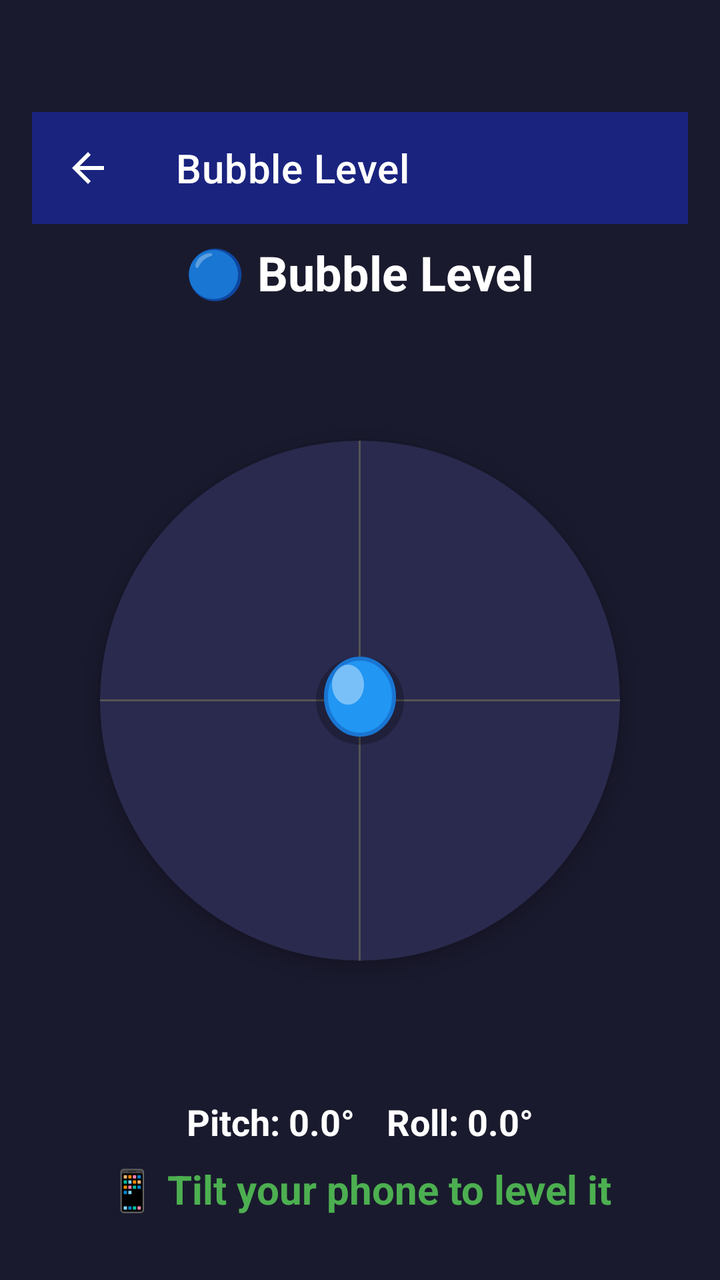
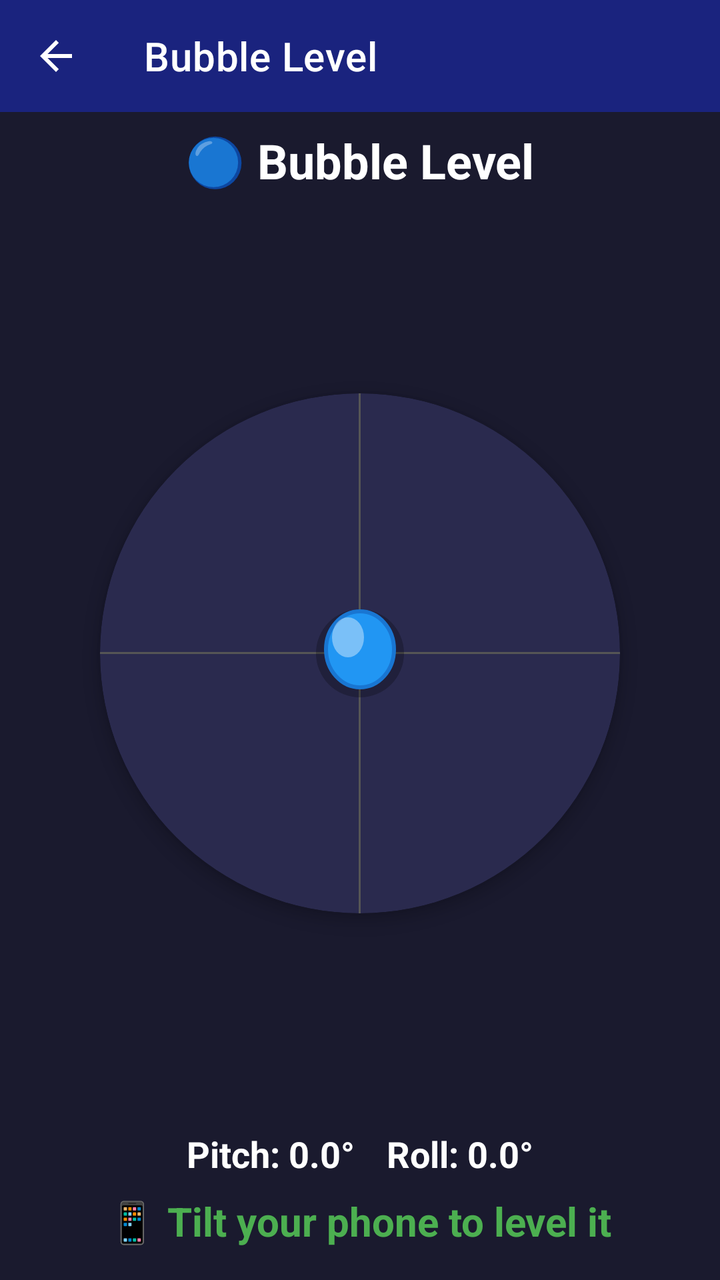

Compare the two renders of this Android layout. The source of the first and the diff that turns it into the second are given below.
<!-- AndroidManifest.xml: application theme Theme.SensorToolBox -->
<!-- res/layout/activity_bubble_level.xml -->
<?xml version="1.0" encoding="utf-8"?>
<androidx.constraintlayout.widget.ConstraintLayout
    xmlns:android="http://schemas.android.com/apk/res/android"
    xmlns:app="http://schemas.android.com/apk/res-auto"
    xmlns:tools="http://schemas.android.com/tools"
    android:layout_width="match_parent"
    android:layout_height="match_parent"
    android:fitsSystemWindows="true"
    android:paddingTop="?attr/actionBarSize"
    android:paddingStart="16dp"
    android:paddingEnd="16dp"
    android:paddingBottom="16dp"
    android:background="#1A1A2E"
    tools:context=".motion.BubbleLevelActivity">

    
    <androidx.appcompat.widget.Toolbar
        android:id="@+id/toolbar"
        android:layout_width="0dp"
        android:layout_height="?attr/actionBarSize"
        android:background="?attr/colorPrimary"
        android:theme="@style/ThemeOverlay.AppCompat.Dark.ActionBar"
        app:title="Bubble Level"
        app:titleTextColor="#FFFFFF"
        app:navigationIcon="?attr/homeAsUpIndicator"
        app:layout_constraintTop_toTopOf="parent"
        app:layout_constraintStart_toStartOf="parent"
        app:layout_constraintEnd_toEndOf="parent" />

    
    <TextView
        android:id="@+id/titleText"
        android:layout_width="wrap_content"
        android:layout_height="wrap_content"
        android:text="🔵 Bubble Level"
        android:textSize="24sp"
        android:textStyle="bold"
        android:textColor="#FFFFFF"
        android:layout_marginTop="8dp"
        app:layout_constraintTop_toBottomOf="@id/toolbar"
        app:layout_constraintStart_toStartOf="parent"
        app:layout_constraintEnd_toEndOf="parent" />

    
    <androidx.cardview.widget.CardView
        android:id="@+id/levelContainer"
        android:layout_width="260dp"
        android:layout_height="260dp"
        android:layout_marginTop="12dp"
        app:cardCornerRadius="130dp"
        app:cardElevation="4dp"
        app:cardBackgroundColor="#2A2A4E"
        app:layout_constraintTop_toBottomOf="@id/titleText"
        app:layout_constraintStart_toStartOf="parent"
        app:layout_constraintEnd_toEndOf="parent"
        app:layout_constraintBottom_toTopOf="@id/bottomContainer"
        app:layout_constraintVertical_bias="0.45">

        
        <View
            android:layout_width="1dp"
            android:layout_height="match_parent"
            android:background="#555555"
            android:layout_gravity="center" />

        <View
            android:layout_width="match_parent"
            android:layout_height="1dp"
            android:background="#555555"
            android:layout_gravity="center" />

        
        <View
            android:id="@+id/bubble"
            android:layout_width="44dp"
            android:layout_height="44dp"
            android:background="@drawable/bubble_shape"
            android:layout_gravity="center" />

    </androidx.cardview.widget.CardView>

    
    <LinearLayout
        android:id="@+id/bottomContainer"
        android:layout_width="0dp"
        android:layout_height="wrap_content"
        android:orientation="vertical"
        android:gravity="center"
        android:layout_marginTop="12dp"
        android:layout_marginBottom="16dp"
        app:layout_constraintBottom_toBottomOf="parent"
        app:layout_constraintStart_toStartOf="parent"
        app:layout_constraintEnd_toEndOf="parent">

        
        <LinearLayout
            android:layout_width="wrap_content"
            android:layout_height="wrap_content"
            android:orientation="horizontal"
            android:gravity="center">

            <TextView
                android:id="@+id/pitchText"
                android:layout_width="wrap_content"
                android:layout_height="wrap_content"
                android:text="Pitch: 0.0°"
                android:textSize="18sp"
                android:textStyle="bold"
                android:textColor="#FFFFFF"
                android:layout_marginEnd="16dp" />

            <TextView
                android:id="@+id/rollText"
                android:layout_width="wrap_content"
                android:layout_height="wrap_content"
                android:text="Roll: 0.0°"
                android:textSize="18sp"
                android:textStyle="bold"
                android:textColor="#FFFFFF" />

        </LinearLayout>

        
        <TextView
            android:id="@+id/levelStatusText"
            android:layout_width="wrap_content"
            android:layout_height="wrap_content"
            android:text="📱 Tilt your phone to level it"
            android:textSize="20sp"
            android:textStyle="bold"
            android:textColor="#4CAF50"
            android:layout_marginTop="8dp" />

    </LinearLayout>

</androidx.constraintlayout.widget.ConstraintLayout>
<!-- resources referenced by this layout -->
<resources>
  <!-- drawable bubble_shape (drawable) -->
  <?xml version="1.0" encoding="utf-8"?>
  <layer-list xmlns:android="http://schemas.android.com/apk/res/android">
      
      <item>
          <shape android:shape="oval">
              <solid android:color="#40000000" />
          </shape>
      </item>
      
      <item android:bottom="4dp" android:end="4dp" android:start="4dp" android:top="0dp">
          <shape android:shape="oval">
              <solid android:color="#2196F3" />
              <stroke
                  android:width="2dp"
                  android:color="#1976D2" />
          </shape>
      </item>
      
      <item android:bottom="20dp" android:end="20dp" android:start="8dp" android:top="4dp">
          <shape android:shape="oval">
              <solid android:color="#66FFFFFF" />
          </shape>
      </item>
  </layer-list>
  <style name="Theme.SensorToolBox" parent="Theme.MaterialComponents.DayNight.NoActionBar">
  
          
  
          
          <item name="colorPrimary">@color/colorPrimary</item>
  
          
          <item name="colorPrimaryVariant">@color/colorPrimaryDark</item>
  
          
          <item name="colorOnPrimary">@color/colorTextOnPrimary</item>
  
          
          <item name="colorSecondary">@color/colorAccent</item>
  
          
          <item name="colorSecondaryVariant">@color/colorAccentDark</item>
  
          
          <item name="colorOnSecondary">@color/colorTextOnAccent</item>
  
          
  
          
          <item name="android:statusBarColor">@color/colorPrimaryDark</item>
  
          
          <item name="android:windowLightStatusBar">false</item>
  
          
          <item name="android:navigationBarColor">@color/colorPrimaryDark</item>
  
          
  
          
          <item name="android:windowBackground">@color/colorBackground</item>
  
      </style>
  <color name="colorPrimary">#1A237E</color>
  <color name="colorPrimaryDark">#0D1442</color>
  <color name="colorTextOnPrimary">#FFFFFF</color>
  <color name="colorAccent">#FF5722</color>
  <color name="colorAccentDark">#BF360C</color>
  <color name="colorTextOnAccent">#FFFFFF</color>
  <color name="colorBackground">#F5F5F5</color>
</resources>

<!-- the commit's change to res/layout/activity_bubble_level.xml (unified diff, before → after) -->
@@ -3,13 +3,10 @@
     xmlns:android="http://schemas.android.com/apk/res/android"
     xmlns:app="http://schemas.android.com/apk/res-auto"
     xmlns:tools="http://schemas.android.com/tools"
+    android:id="@+id/main"
     android:layout_width="match_parent"
     android:layout_height="match_parent"
     android:fitsSystemWindows="true"
-    android:paddingTop="?attr/actionBarSize"
-    android:paddingStart="16dp"
-    android:paddingEnd="16dp"
-    android:paddingBottom="16dp"
     android:background="#1A1A2E"
     tools:context=".motion.BubbleLevelActivity">
 
@@ -19,7 +16,9 @@
         android:layout_width="0dp"
         android:layout_height="?attr/actionBarSize"
         android:background="?attr/colorPrimary"
-        android:theme="@style/ThemeOverlay.AppCompat.Dark.ActionBar"
+        android:theme="@style/SensorToolBox.Toolbar"
+        app:theme="@style/SensorToolBox.Toolbar"
+        app:popupTheme="@style/SensorToolBox.PopupMenu"
         app:title="Bubble Level"
         app:titleTextColor="#FFFFFF"
         app:navigationIcon="?attr/homeAsUpIndicator"
<!-- resource entries referenced after the edit -->
@@ -25,45 +25,37 @@
           </shape>
       </item>
   </layer-list>
+  <style name="SensorToolBox.PopupMenu" parent="ThemeOverlay.AppCompat.Light">
+          <item name="android:textColor">@color/colorTextPrimary</item>
+          <item name="android:textColorPrimary">@color/colorTextPrimary</item>
+          <item name="android:colorBackground">#FFFFFF</item>
+      </style>
+  <style name="SensorToolBox.Toolbar" parent="ThemeOverlay.AppCompat.Dark.ActionBar">
+          <item name="colorControlNormal">#FFFFFF</item>
+          <item name="android:textColorPrimary">#FFFFFF</item>
+          <item name="actionMenuTextColor">#FFFFFF</item>
+      </style>
   <style name="Theme.SensorToolBox" parent="Theme.MaterialComponents.DayNight.NoActionBar">
-  
-          
-  
-          
           <item name="colorPrimary">@color/colorPrimary</item>
-  
-          
           <item name="colorPrimaryVariant">@color/colorPrimaryDark</item>
-  
-          
           <item name="colorOnPrimary">@color/colorTextOnPrimary</item>
-  
-          
           <item name="colorSecondary">@color/colorAccent</item>
-  
-          
           <item name="colorSecondaryVariant">@color/colorAccentDark</item>
-  
-          
           <item name="colorOnSecondary">@color/colorTextOnAccent</item>
-  
-          
-  
-          
+          <item name="android:colorBackground">@color/colorBackground</item>
+          <item name="colorSurface">@color/colorSurface</item>
+          <item name="colorOnBackground">@color/colorTextPrimary</item>
+          <item name="colorOnSurface">@color/colorTextPrimary</item>
+          <item name="colorError">@color/colorError</item>
+          <item name="colorOnError">@color/colorTextOnError</item>
           <item name="android:statusBarColor">@color/colorPrimaryDark</item>
-  
-          
+          <item name="android:navigationBarColor">@color/colorPrimaryDark</item>
           <item name="android:windowLightStatusBar">false</item>
-  
-          
-          <item name="android:navigationBarColor">@color/colorPrimaryDark</item>
-  
-          
-  
-          
           <item name="android:windowBackground">@color/colorBackground</item>
-  
+          <item name="android:textColorPrimary">@color/colorTextPrimary</item>
+          <item name="android:textColorSecondary">@color/colorTextSecondary</item>
       </style>
+  <color name="colorTextPrimary">#212121</color>
   <color name="colorPrimary">#1A237E</color>
   <color name="colorPrimaryDark">#0D1442</color>
   <color name="colorTextOnPrimary">#FFFFFF</color>
@@ -71,5 +63,9 @@
   <color name="colorAccentDark">#BF360C</color>
   <color name="colorTextOnAccent">#FFFFFF</color>
   <color name="colorBackground">#F5F5F5</color>
+  <color name="colorSurface">#FAFAFA</color>
+  <color name="colorError">#F44336</color>
+  <color name="colorTextOnError">#FFFFFF</color>
+  <color name="colorTextSecondary">#757575</color>
 </resources>
 
